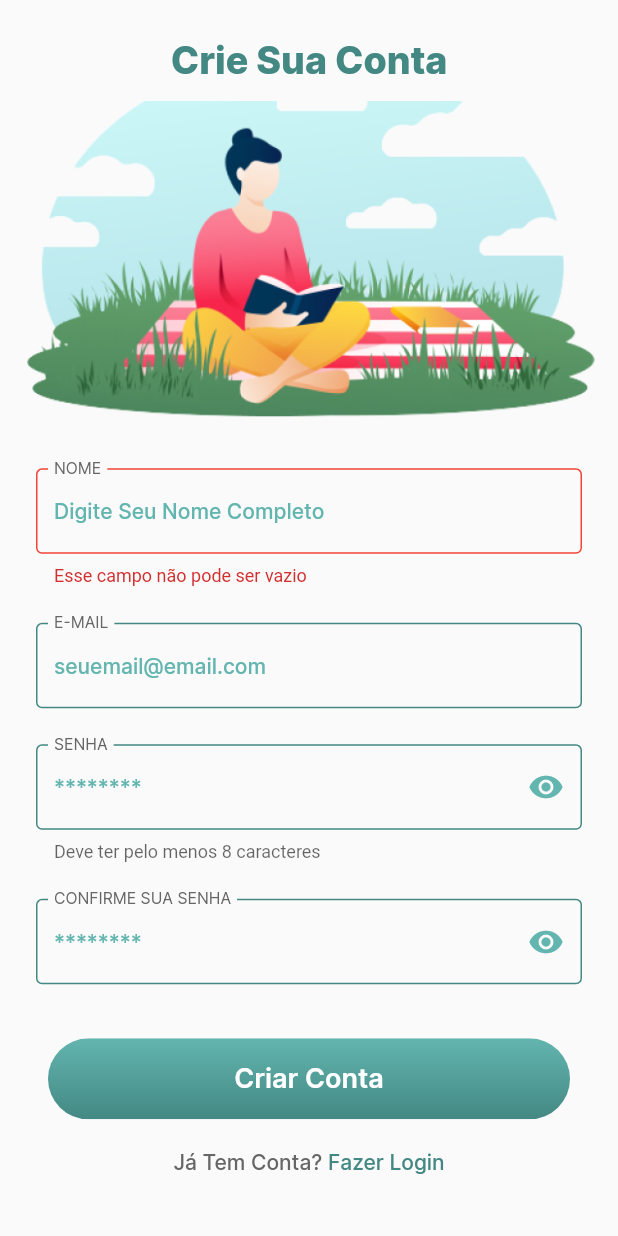
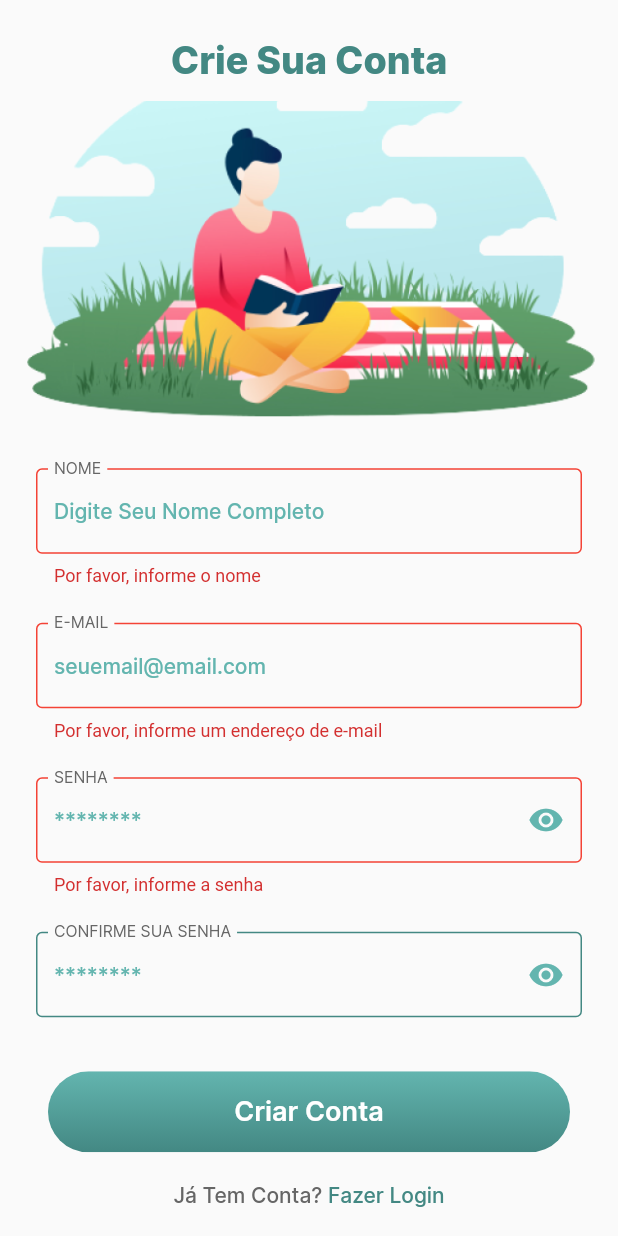
Before and after one commit to ramonzacarias/minha_estante, a Flutter app: the screen it shows after launch, after a tap on "Criar Conta", on a phone screen of 412 x 824 dp. Run offline on Flutter 3.47's test engine with Material 2 defaults, Android fonts, the phone set to English and light mode, and no system bars.

Commit message:
Adicionando validações nos campos utilizando regex

```diff
--- a/lib/commom/utils/validator.dart
+++ b/lib/commom/utils/validator.dart
@@ -2,12 +2,46 @@ class Validator {
   Validator._(); // Chama as propriedade da class
 
   static String? validateName(String? value) {
+    final condition = RegExp(r'^[a-zA-ZÀ-ÖØ-öø-ÿ]+(?: [a-zA-ZÀ-ÖØ-öø-ÿ]+)*$');
+
     if (value != null && value.isEmpty) {
-      return "Esse campo não pode ser vazio";
+      return "Por favor, informe o nome";
+    }
+    if (value != null && !condition.hasMatch(value)) {
+      return "Nome inválido. Por favor, informe um nome válido";
     }
     return null;
   }
 
+  static String? validateEmail(String? value) {
+    final condition = RegExp(r'^[\w-\.]+@([\w-]+\.)+[\w-]{2,4}$');
 
+    if (value != null && value.isEmpty) {
+      return "Por favor, informe um endereço de e-mail";
+    }
+    if (value != null && !condition.hasMatch(value)) {
+      return "E-mail inválido. Por favor, informe um e-mail válido";
+    }
+    return null;
+  }
 
+  static String? validatePassword(String? value) {
+    final condition =
+        RegExp(r'^(?=.*?[A-Z])(?=.*?[a-z])(?=.*?[0-9])(?=.*?[!@#\$&*~]).{8,}$');
+
+    if (value != null && value.isEmpty) {
+      return "Por favor, informe a senha";
+    }
+    if (value != null && !condition.hasMatch(value)) {
+      return "Senha Inválida. Digite uma senha válida.";
+    }
+    return null;
+  }
+
+  static String? validateConfirmPassword(String? first, String? second) {
+    if (first != second) {
+      return "As senhas não são iguais.";
+    }
+    return null;
+  }
 }
--- a/lib/features/sign_up/sign_up.dart
+++ b/lib/features/sign_up/sign_up.dart
@@ -21,6 +21,7 @@ class SignUpPage extends StatefulWidget {
 
 class _SignUpPageState extends State<SignUpPage> {
   final _formKey = GlobalKey<FormState>();
+  final _passwordControlled = TextEditingController();
 
   @override
   Widget build(BuildContext context) {
@@ -58,15 +59,21 @@ class _SignUpPageState extends State<SignUpPage> {
                 const CustomTextFormField(
                   labelText: "e-mail",
                   hintText: "seuemail@email.com",
+                  validator: Validator.validateEmail,
                 ),
-                const PasswordFormField(
+                PasswordFormField(
+                  controller: _passwordControlled,
                   labelText: "senha",
                   hintText: "********",
-                  helpText: "Deve ter pelo menos 8 caracteres ",
+                  validator: Validator.validatePassword,
+                  helpText:
+                      "Deve ter pelo menos 8 caracteres, uma letra maiúscula, uma letra minúscula, um número e um caractere especial",
                 ),
-                const PasswordFormField(
+                PasswordFormField(
                   labelText: "confirme sua senha",
                   hintText: "********",
+                  validator: (value) =>
+                  Validator.validateConfirmPassword(value, _passwordControlled.text),
                 ),
               ],
             ),
```
